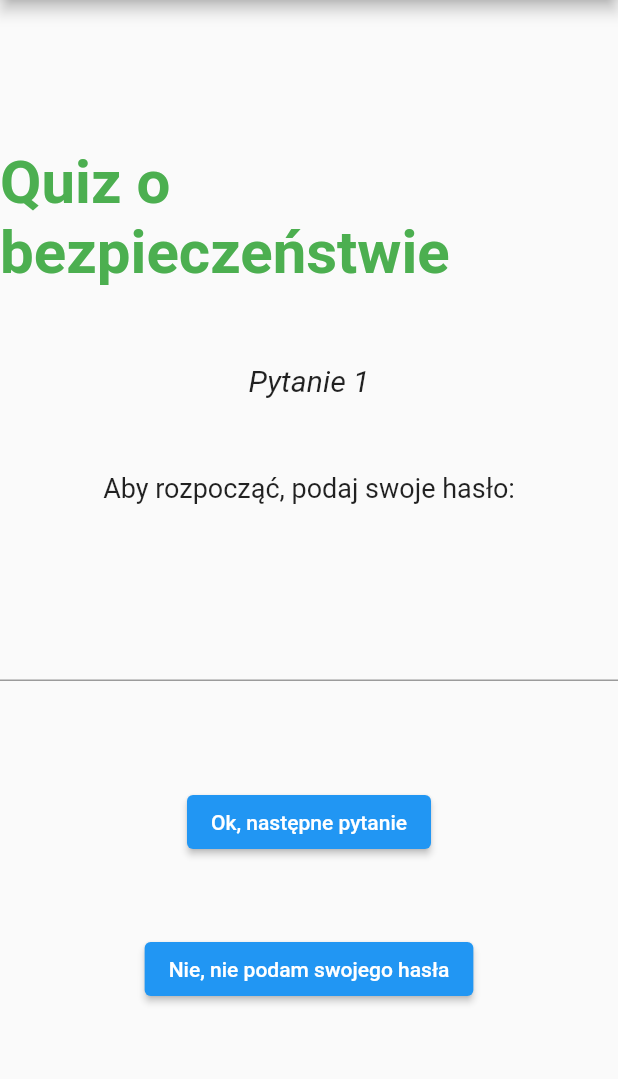
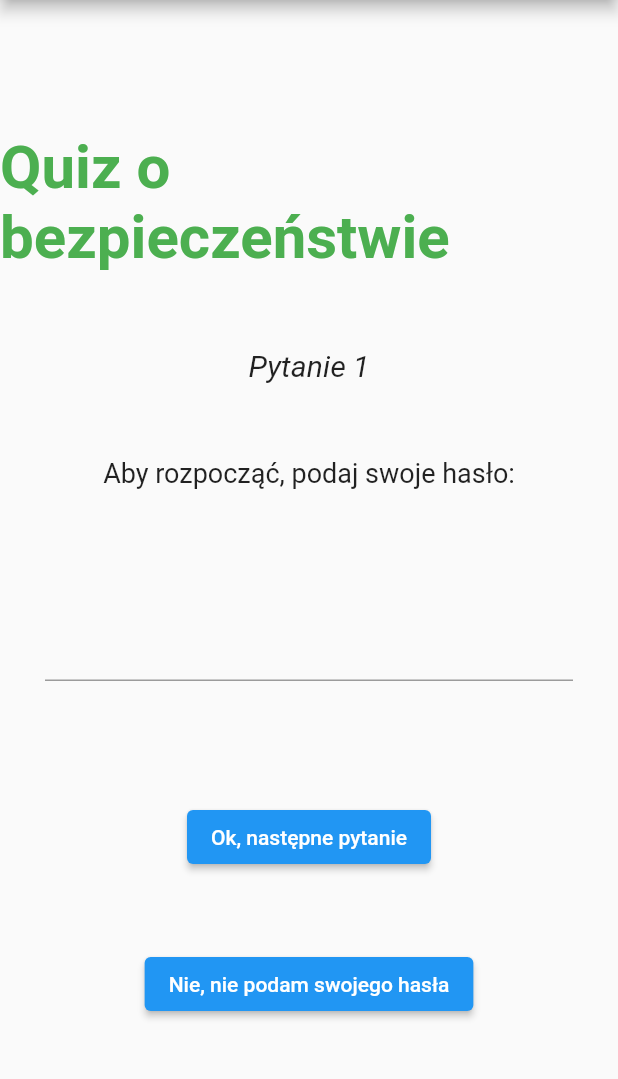
Before and after one commit to daworek/kaneko, a Flutter app: the SecurityQuizPage screen opened directly, on a phone screen of 412 x 824 dp, the part 84-1163 px from its top. Run offline on Flutter 3.47's test engine with Material 2 defaults, Android fonts, the phone set to English and light mode, and no system bars; our stand-ins replace flutter_linkify; missing offline and left inert: dart:ffi, finance_quote.

Commit message:
fix password margin

```diff
--- a/lib/security_quiz.dart
+++ b/lib/security_quiz.dart
@@ -161,7 +161,7 @@ class _SecurityQuizPageState extends State<SecurityQuizPage> {
               height: 50,
             ),
             Container(
-              margin: const EdgeInsets.symmetric(vertical: 20.0),
+              margin: const EdgeInsets.all(30.0),
                 child: TextField(
                     obscureText: true,
                 )
```
